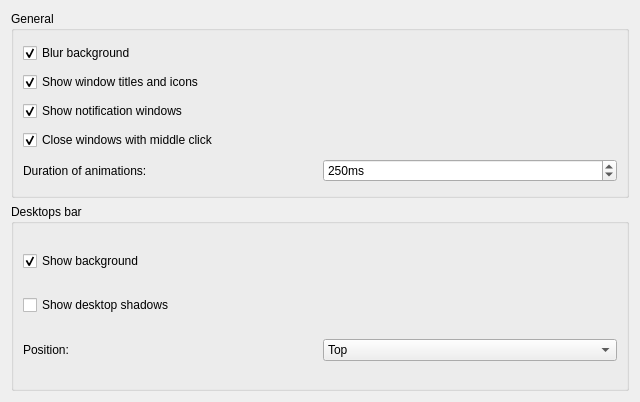
tcorreabr/Parachute, file contents/ui/config.ui: the form before one commit.
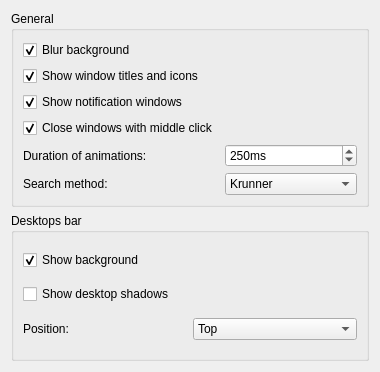
The form after the commit.

Commit message: Search methods: Krunner or Filter windows

Patch:
```diff
--- a/contents/ui/config.ui
+++ b/contents/ui/config.ui
@@ -6,8 +6,8 @@
    <rect>
     <x>0</x>
     <y>0</y>
-    <width>640</width>
-    <height>402</height>
+    <width>380</width>
+    <height>372</height>
    </rect>
   </property>
   <layout class="QGridLayout" name="gridLayout">
@@ -83,6 +83,27 @@
         </property>
        </widget>
       </item>
+      <item row="5" column="0">
+       <widget class="QLabel" name="label_3">
+        <property name="text">
+         <string>Search method:</string>
+        </property>
+       </widget>
+      </item>
+      <item row="5" column="1">
+       <widget class="QComboBox" name="kcfg_searchMethod">
+        <item>
+         <property name="text">
+          <string>Krunner</string>
+         </property>
+        </item>
+        <item>
+         <property name="text">
+          <string>Filter windows</string>
+         </property>
+        </item>
+       </widget>
+      </item>
      </layout>
     </widget>
    </item>
```
The commit also changes 5 other files.
